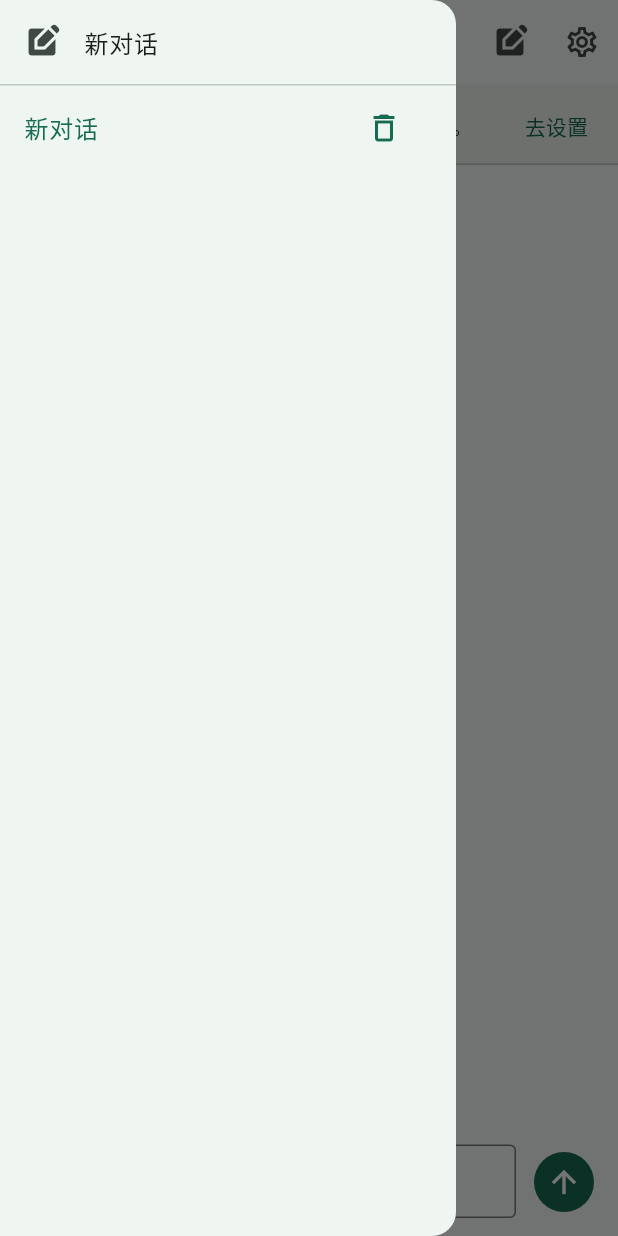
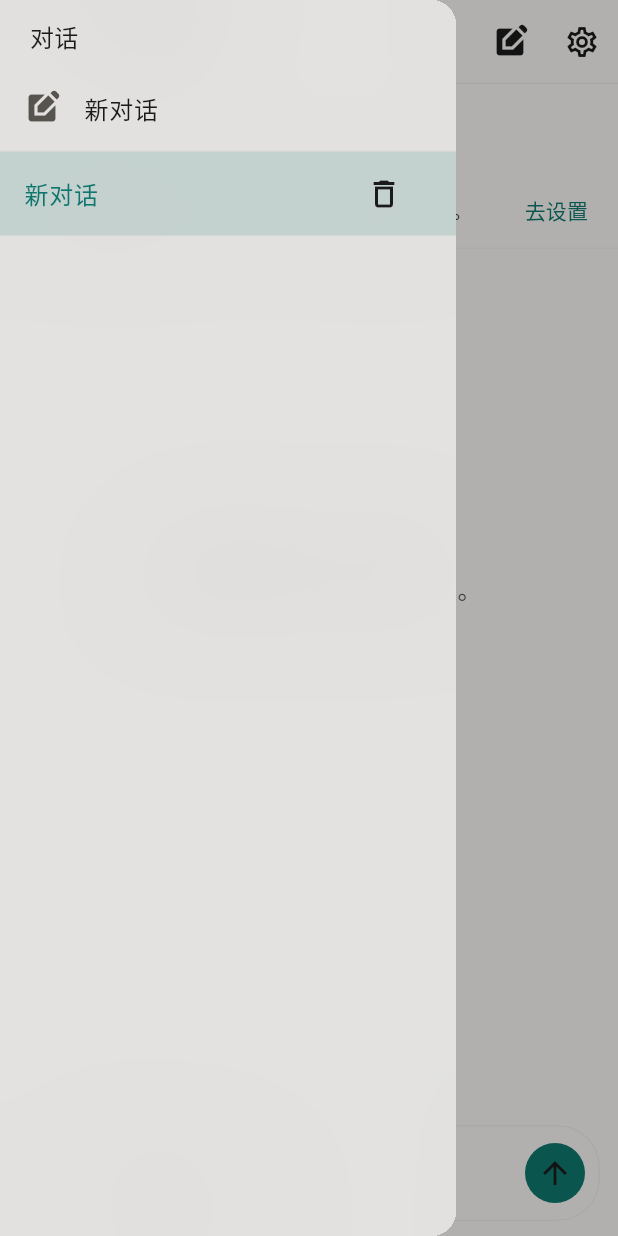
Before and after one commit to cyclonevox/cursor-chat, a Flutter app: the screen it shows after launch, with the side drawer open, on a phone screen of 412 x 824 dp. Run offline on Flutter 3.47's test engine with Material 3 defaults, Android fonts, the phone set to English and light mode, and no system bars; our stand-ins replace flutter_html, image_cropper, image_picker, shared_preferences, wakelock_plus; missing offline and left inert: file_selector, flutter_math_fork, gpt_markdown.

Commit message:
Restyle the client with Material 3 chrome and niri-like frost.
Keep Android layout conventions, but let the app bar, composer, and drawer blur the chat on every platform.

Co-authored-by: Cursor <cursoragent@cursor.com>

```diff
--- a/lib/main.dart
+++ b/lib/main.dart
@@ -11,11 +11,14 @@ import 'package:path_provider/path_provider.dart';
 
 import 'models/models.dart';
 import 'store.dart';
+import 'theme.dart';
 import 'widgets/answer_body.dart';
+import 'widgets/frosted.dart';
 
 Future<void> main() async {
   WidgetsFlutterBinding.ensureInitialized();
   SemanticsBinding.instance.ensureSemantics();
+  await SystemChrome.setEnabledSystemUIMode(SystemUiMode.edgeToEdge);
   final store = ChatStore();
   await store.load();
   runApp(ChatApp(store: store));
@@ -52,21 +55,11 @@ class _ChatAppState extends State<ChatApp> with WidgetsBindingObserver {
 
   @override
   Widget build(BuildContext context) {
-    const seed = Color(0xFF10A37F);
     return MaterialApp(
       title: 'Cursor Chat',
       debugShowCheckedModeBanner: false,
-      theme: ThemeData(
-        colorScheme: ColorScheme.fromSeed(seedColor: seed),
-        useMaterial3: true,
-      ),
-      darkTheme: ThemeData(
-        colorScheme: ColorScheme.fromSeed(
-          seedColor: seed,
-          brightness: Brightness.dark,
-        ),
-        useMaterial3: true,
-      ),
+      theme: appTheme(Brightness.light),
+      darkTheme: appTheme(Brightness.dark),
       home: ChatHome(store: widget.store),
     );
   }
@@ -83,9 +76,15 @@ class ChatHome extends StatelessWidget {
       listenable: store,
       builder: (context, _) {
         final conv = store.active;
-        return Scaffold(
+        final scheme = Theme.of(context).colorScheme;
+        return AnnotatedRegion<SystemUiOverlayStyle>(
+          value: overlayFor(Theme.of(context).brightness),
+          child: Scaffold(
+            extendBody: true,
+            extendBodyBehindAppBar: true,
             drawer: ConversationDrawer(store: store),
             appBar: AppBar(
+              flexibleSpace: const FrostedBar(),
               title: Column(
                 crossAxisAlignment: CrossAxisAlignment.start,
                 children: [
@@ -95,7 +94,9 @@ class ChatHome extends StatelessWidget {
                       store.modelSummary,
                       maxLines: 1,
                       overflow: TextOverflow.ellipsis,
-                    style: Theme.of(context).textTheme.labelSmall,
+                      style: Theme.of(context).textTheme.labelSmall?.copyWith(
+                        color: scheme.onSurfaceVariant,
+                      ),
                     ),
                 ],
               ),
@@ -118,17 +119,42 @@ class ChatHome extends StatelessWidget {
                 ),
               ],
             ),
-          body: Column(
+            body: Stack(
+              children: [
+                _MessageList(store: store),
+                if (store.apiKey.trim().isEmpty || store.visibleError != null)
+                  Align(
+                    alignment: Alignment.topCenter,
+                    child: SafeArea(
+                      bottom: false,
+                      child: Padding(
+                        padding: const EdgeInsets.only(top: kToolbarHeight),
+                        child: Column(
+                        mainAxisSize: MainAxisSize.min,
                         children: [
                           if (store.apiKey.trim().isEmpty)
-                MaterialBanner(
-                  content: const Text('先在设置里填入 Cursor API Key，才能发消息。'),
+                            FrostedSurface(
+                              sigma: 24,
+                              tint: scheme.surface.withValues(alpha: 0.7),
+                              border: Border(
+                                bottom: BorderSide(
+                                  color: scheme.outline.withValues(alpha: 0.25),
+                                ),
+                              ),
+                              child: MaterialBanner(
+                                backgroundColor: Colors.transparent,
+                                surfaceTintColor: Colors.transparent,
+                                dividerColor: Colors.transparent,
+                                content: const Text(
+                                  '先在设置里填入 Cursor API Key，才能发消息。',
+                                ),
                                 actions: [
                                   TextButton(
                                     onPressed: () {
                                       Navigator.of(context).push(
                                         MaterialPageRoute<void>(
-                            builder: (_) => SettingsPage(store: store),
+                                          builder: (_) =>
+                                              SettingsPage(store: store),
                                         ),
                                       );
                                     },
@@ -136,27 +162,35 @@ class ChatHome extends StatelessWidget {
                                   ),
                                 ],
                               ),
+                            ),
                           if (store.visibleError != null)
-                Material(
-                  color: Theme.of(context).colorScheme.errorContainer,
+                            FrostedSurface(
+                              sigma: 24,
+                              tint: scheme.errorContainer.withValues(
+                                alpha: 0.72,
+                              ),
                               child: Padding(
-                    padding: const EdgeInsets.all(12),
+                                padding: const EdgeInsets.fromLTRB(
+                                  16,
+                                  8,
+                                  4,
+                                  8,
+                                ),
                                 child: Row(
                                   children: [
                                     Expanded(
                                       child: Text(
                                         store.visibleError!,
                                         style: TextStyle(
-                              color: Theme.of(
-                                context,
-                              ).colorScheme.onErrorContainer,
+                                          color: scheme.onErrorContainer,
                                         ),
                                       ),
                                     ),
                                     if (store.canRetryLast)
                                       TextButton(
                                         key: const Key('retry-error-banner'),
-                            onPressed: () => unawaited(store.retryLast()),
+                                        onPressed: () =>
+                                            unawaited(store.retryLast()),
                                         child: const Text('重发'),
                                       ),
                                     IconButton(
@@ -167,9 +201,17 @@ class ChatHome extends StatelessWidget {
                                 ),
                               ),
                             ),
-              Expanded(child: _MessageList(store: store)),
-              Composer(store: store),
                         ],
+                        ),
+                      ),
+                    ),
+                  ),
+                Align(
+                  alignment: Alignment.bottomCenter,
+                  child: Composer(store: store),
+                ),
+              ],
+            ),
           ),
         );
       },
@@ -184,11 +226,26 @@ class ConversationDrawer extends StatelessWidget {
 
   @override
   Widget build(BuildContext context) {
+    final scheme = Theme.of(context).colorScheme;
     return Drawer(
+      child: FrostedSurface(
+        sigma: 36,
+        tint: scheme.surface.withValues(
+          alpha: Theme.of(context).brightness == Brightness.dark ? 0.58 : 0.72,
+        ),
+        child: Material(
+          type: MaterialType.transparency,
           child: SafeArea(
           child: Column(
             crossAxisAlignment: CrossAxisAlignment.stretch,
             children: [
+              Padding(
+                padding: const EdgeInsets.fromLTRB(20, 12, 12, 8),
+                child: Text(
+                  '对话',
+                  style: Theme.of(context).textTheme.titleMedium,
+                ),
+              ),
               ListTile(
                 leading: const Icon(Icons.edit_square),
                 title: const Text('新对话'),
@@ -197,7 +254,7 @@ class ConversationDrawer extends StatelessWidget {
                   Navigator.pop(context);
                 },
               ),
-            const Divider(height: 1),
+              Divider(height: 1, color: scheme.outline.withValues(alpha: 0.3)),
               Expanded(
                 child: ListView.builder(
                   itemCount: store.conversations.length,
@@ -206,12 +263,15 @@ class ConversationDrawer extends StatelessWidget {
                     final selected = c.id == store.active?.id;
                     return ListTile(
                       selected: selected,
+                      selectedTileColor: scheme.primary.withValues(alpha: 0.14),
                       title: Text(
                         c.title,
                         maxLines: 1,
                         overflow: TextOverflow.ellipsis,
                       ),
-                    subtitle: store.isSending(c.id) ? const Text('回复中…') : null,
+                      subtitle: store.isSending(c.id)
+                          ? const Text('回复中…')
+                          : null,
                       onTap: () {
                         store.selectChat(c.id);
                         Navigator.pop(context);
@@ -225,6 +285,8 @@ class ConversationDrawer extends StatelessWidget {
                 ),
               ),
             ],
+          ),
+          ),
         ),
       ),
     );
@@ -241,19 +303,24 @@ class _MessageList extends StatelessWidget {
     final conv = store.active;
     final messages = conv?.messages ?? const <ChatMessage>[];
     if (messages.isEmpty) {
-      return const Center(
+      return Center(
         child: Padding(
-          padding: EdgeInsets.all(32),
+          padding: const EdgeInsets.fromLTRB(32, 96, 32, 160),
           child: Text(
             '有问题就问，也可以拍照。\n拍题、日常问答、工作上都行。',
             textAlign: TextAlign.center,
+            style: Theme.of(context).textTheme.bodyLarge?.copyWith(
+              color: Theme.of(context).colorScheme.onSurfaceVariant,
+              height: 1.5,
+            ),
           ),
         ),
       );
     }
+    final topPad = MediaQuery.paddingOf(context).top + kToolbarHeight + 12;
     return SelectionArea(
       child: ListView.builder(
-        padding: const EdgeInsets.symmetric(horizontal: 16, vertical: 12),
+        padding: EdgeInsets.fromLTRB(16, topPad, 16, 132),
         itemCount: messages.length,
         itemBuilder: (context, i) => _Bubble(
           key: ValueKey(messages[i].id),
@@ -295,20 +362,29 @@ class _Bubble extends StatelessWidget {
   Widget build(BuildContext context) {
     final isUser = message.role == 'user';
     final scheme = Theme.of(context).colorScheme;
+    final radius = BorderRadius.only(
+      topLeft: const Radius.circular(18),
+      topRight: const Radius.circular(18),
+      bottomLeft: Radius.circular(isUser ? 18 : 4),
+      bottomRight: Radius.circular(isUser ? 4 : 18),
+    );
     return Align(
       alignment: isUser ? Alignment.centerRight : Alignment.centerLeft,
       child: ConstrainedBox(
         constraints: BoxConstraints(
-          maxWidth: MediaQuery.sizeOf(context).width * 0.86,
+          maxWidth: MediaQuery.sizeOf(context).width * (isUser ? 0.82 : 0.92),
         ),
         child: Padding(
-          padding: const EdgeInsets.symmetric(vertical: 6),
+          padding: const EdgeInsets.symmetric(vertical: 5),
           child: DecoratedBox(
             decoration: BoxDecoration(
               color: isUser
-                  ? scheme.primaryContainer
-                  : scheme.surfaceContainerHighest,
-              borderRadius: BorderRadius.circular(16),
+                  ? scheme.primaryContainer.withValues(alpha: 0.88)
+                  : scheme.surfaceContainerHigh.withValues(alpha: 0.72),
+              borderRadius: radius,
+              border: Border.all(
+                color: scheme.outline.withValues(alpha: isUser ? 0.12 : 0.22),
+              ),
             ),
             child: Padding(
               padding: const EdgeInsets.all(12),
@@ -536,8 +612,9 @@ class _ComposerState extends State<Composer> {
         uiSettings: [
           AndroidUiSettings(
             toolbarTitle: '裁切',
-            toolbarColor: const Color(0xFF10A37F),
+            toolbarColor: const Color(0xFF121212),
             toolbarWidgetColor: Colors.white,
+            activeControlsWidgetColor: const Color(0xFF5EEAD4),
             lockAspectRatio: false,
             initAspectRatio: CropAspectRatioPreset.original,
             statusBarLight: false,
@@ -587,10 +664,19 @@ class _ComposerState extends State<Composer> {
   @override
   Widget build(BuildContext context) {
     final busy = widget.store.sending;
+    final scheme = Theme.of(context).colorScheme;
+    final dark = Theme.of(context).brightness == Brightness.dark;
     return SafeArea(
       top: false,
       child: Padding(
-        padding: const EdgeInsets.fromLTRB(12, 4, 12, 12),
+        padding: const EdgeInsets.fromLTRB(12, 4, 12, 10),
+        child: FrostedSurface(
+          sigma: 34,
+          tint: scheme.surface.withValues(alpha: dark ? 0.48 : 0.66),
+          borderRadius: BorderRadius.circular(28),
+          border: Border.all(color: scheme.outline.withValues(alpha: 0.32)),
+          child: Padding(
+            padding: const EdgeInsets.fromLTRB(6, 8, 6, 8),
             child: Column(
               mainAxisSize: MainAxisSize.min,
               children: [
@@ -598,6 +684,7 @@ class _ComposerState extends State<Composer> {
                   SizedBox(
                     height: 72,
                     child: ListView.separated(
+                      padding: const EdgeInsets.fromLTRB(8, 0, 8, 8),
                       scrollDirection: Axis.horizontal,
                       itemCount: _images.length,
                       separatorBuilder: (_, _) => const SizedBox(width: 8),
@@ -609,7 +696,7 @@ class _ComposerState extends State<Composer> {
                               GestureDetector(
                                 onTap: busy ? null : () => _recropAt(i),
                                 child: ClipRRect(
-                              borderRadius: BorderRadius.circular(8),
+                                  borderRadius: BorderRadius.circular(12),
                                   child: Image.file(
                                     File(img.path!),
                                     width: 72,
@@ -649,7 +736,7 @@ class _ComposerState extends State<Composer> {
                                 _addFromPicker(ImageSource.gallery);
                               }
                             },
-                  icon: const Icon(Icons.image_outlined),
+                      icon: const Icon(Icons.add),
                     ),
                     if (!Platform.isLinux)
                       IconButton(
@@ -669,30 +756,42 @@ class _ComposerState extends State<Composer> {
                         enabled: !busy,
                         decoration: const InputDecoration(
                           hintText: '问点什么…',
-                      border: OutlineInputBorder(),
+                          border: InputBorder.none,
+                          enabledBorder: InputBorder.none,
+                          focusedBorder: InputBorder.none,
+                          filled: false,
                           isDense: true,
+                          contentPadding: EdgeInsets.symmetric(
+                            horizontal: 4,
+                            vertical: 10,
+                          ),
                         ),
                         onSubmitted: (_) {
                           if (!busy) _send();
                         },
                       ),
                     ),
-                const SizedBox(width: 8),
+                    const SizedBox(width: 4),
                     IconButton.filled(
                       key: const Key('composer-send'),
                       tooltip: '发送',
                       onPressed: busy ? null : _send,
                       icon: busy
-                      ? const SizedBox(
+                          ? SizedBox(
                               width: 18,
                               height: 18,
-                          child: CircularProgressIndicator(strokeWidth: 2),
+                              child: CircularProgressIndicator(
+                                strokeWidth: 2,
+                                color: scheme.onPrimary,
+                              ),
                             )
                           : const Icon(Icons.arrow_upward),
                     ),
                   ],
                 ),
               ],
+            ),
+          ),
         ),
       ),
     );
@@ -726,9 +825,18 @@ class _SettingsPageState extends State<SettingsPage> {
   @override
   Widget build(BuildContext context) {
     return Scaffold(
-      appBar: AppBar(title: const Text('设置')),
+      extendBodyBehindAppBar: true,
+      appBar: AppBar(
+        flexibleSpace: const FrostedBar(),
+        title: const Text('设置'),
+      ),
       body: ListView(
-        padding: const EdgeInsets.all(16),
+        padding: EdgeInsets.fromLTRB(
+          16,
+          MediaQuery.paddingOf(context).top + kToolbarHeight + 16,
+          16,
+          32,
+        ),
         children: [
           const Text('Cursor API Key'),
           const SizedBox(height: 8),
--- /dev/null
+++ b/lib/theme.dart
@@ -0,0 +1,105 @@
+import 'package:flutter/material.dart';
+import 'package:flutter/services.dart';
+
+/// Cursor-adjacent palette on Material 3: charcoal surfaces, mint accent.
+/// Not an iOS clone — Android gets left-aligned app bars, ink sparkle, and
+/// message bubbles with a short Android-style tail.
+const _mint = Color(0xFF5EEAD4);
+
+ThemeData appTheme(Brightness brightness) {
+  final dark = brightness == Brightness.dark;
+  final scheme = ColorScheme.fromSeed(
+    seedColor: _mint,
+    brightness: brightness,
+    surface: dark ? const Color(0xFF121212) : const Color(0xFFF6F5F3),
+  ).copyWith(
+    surface: dark ? const Color(0xFF121212) : const Color(0xFFF6F5F3),
+    onSurface: dark ? const Color(0xFFEDEDEC) : const Color(0xFF1A1A1A),
+    onSurfaceVariant: dark ? const Color(0xFFA8A29E) : const Color(0xFF57534E),
+    outline: dark ? const Color(0xFF3F3F46) : const Color(0xFFD6D3D1),
+    primary: dark ? _mint : const Color(0xFF0F766E),
+    onPrimary: dark ? const Color(0xFF042F2E) : Colors.white,
+  );
+
+  final base = ThemeData(
+    useMaterial3: true,
+    brightness: brightness,
+    colorScheme: scheme,
+    splashFactory: InkSparkle.splashFactory,
+    scaffoldBackgroundColor: scheme.surface,
+    canvasColor: scheme.surface,
+    dividerColor: scheme.outline.withValues(alpha: 0.35),
+  );
+
+  return base.copyWith(
+    appBarTheme: AppBarTheme(
+      backgroundColor: Colors.transparent,
+      foregroundColor: scheme.onSurface,
+      surfaceTintColor: Colors.transparent,
+      elevation: 0,
+      scrolledUnderElevation: 0,
+      centerTitle: false,
+      systemOverlayStyle: dark
+          ? SystemUiOverlayStyle.light.copyWith(
+              statusBarColor: Colors.transparent,
+              systemNavigationBarColor: Colors.transparent,
+              systemNavigationBarContrastEnforced: false,
+            )
+          : SystemUiOverlayStyle.dark.copyWith(
+              statusBarColor: Colors.transparent,
+              systemNavigationBarColor: Colors.transparent,
+              systemNavigationBarContrastEnforced: false,
+            ),
+    ),
+    drawerTheme: DrawerThemeData(
+      backgroundColor: Colors.transparent,
+      surfaceTintColor: Colors.transparent,
+      scrimColor: Colors.black.withValues(alpha: dark ? 0.45 : 0.28),
+      elevation: 0,
+    ),
+    snackBarTheme: SnackBarThemeData(
+      behavior: SnackBarBehavior.floating,
+      backgroundColor: scheme.inverseSurface,
+      contentTextStyle: TextStyle(color: scheme.onInverseSurface),
+    ),
+    inputDecorationTheme: InputDecorationTheme(
+      filled: true,
+      fillColor: scheme.surfaceContainerHighest.withValues(alpha: 0.35),
+      border: OutlineInputBorder(
+        borderRadius: BorderRadius.circular(14),
+        borderSide: BorderSide(color: scheme.outline.withValues(alpha: 0.4)),
+      ),
+      enabledBorder: OutlineInputBorder(
+        borderRadius: BorderRadius.circular(14),
+        borderSide: BorderSide(color: scheme.outline.withValues(alpha: 0.35)),
+      ),
+      focusedBorder: OutlineInputBorder(
+        borderRadius: BorderRadius.circular(14),
+        borderSide: BorderSide(color: scheme.primary.withValues(alpha: 0.8)),
+      ),
+    ),
+    filledButtonTheme: FilledButtonThemeData(
+      style: FilledButton.styleFrom(
+        shape: RoundedRectangleBorder(borderRadius: BorderRadius.circular(14)),
+        padding: const EdgeInsets.symmetric(horizontal: 20, vertical: 14),
+      ),
+    ),
+    iconButtonTheme: IconButtonThemeData(
+      style: IconButton.styleFrom(foregroundColor: scheme.onSurface),
+    ),
+  );
+}
+
+SystemUiOverlayStyle overlayFor(Brightness brightness) {
+  final lightIcons = brightness == Brightness.dark;
+  return SystemUiOverlayStyle(
+    statusBarColor: Colors.transparent,
+    statusBarIconBrightness: lightIcons ? Brightness.light : Brightness.dark,
+    statusBarBrightness: lightIcons ? Brightness.dark : Brightness.light,
+    systemNavigationBarColor: Colors.transparent,
+    systemNavigationBarIconBrightness: lightIcons
+        ? Brightness.light
+        : Brightness.dark,
+    systemNavigationBarContrastEnforced: false,
+  );
+}
--- /dev/null
+++ b/lib/widgets/frosted.dart
@@ -0,0 +1,65 @@
+import 'dart:ui';
+
+import 'package:flutter/material.dart';
+
+/// niri-like frosted chrome: blur whatever is painted behind, then a
+/// translucent tint. Used on Android and Linux so the bars match the
+/// compositor glass look.
+class FrostedSurface extends StatelessWidget {
+  const FrostedSurface({
+    super.key,
+    required this.child,
+    this.sigma = 40,
+    this.tint,
+    this.borderRadius,
+    this.border,
+  });
+
+  final Widget child;
+  final double sigma;
+  final Color? tint;
+  final BorderRadius? borderRadius;
+  final BoxBorder? border;
+
+  @override
+  Widget build(BuildContext context) {
+    final scheme = Theme.of(context).colorScheme;
+    final dark = Theme.of(context).brightness == Brightness.dark;
+    final color = tint ?? scheme.surface.withValues(alpha: dark ? 0.38 : 0.52);
+    final radius = borderRadius;
+    Widget panel = BackdropFilter(
+      filter: ImageFilter.blur(sigmaX: sigma, sigmaY: sigma),
+      child: DecoratedBox(
+        decoration: BoxDecoration(
+          color: color,
+          borderRadius: radius,
+          border: border,
+        ),
+        child: child,
+      ),
+    );
+    if (radius != null) {
+      panel = ClipRRect(borderRadius: radius, child: panel);
+    } else {
+      panel = ClipRect(child: panel);
+    }
+    return panel;
+  }
+}
+
+/// Full-bleed frost for an [AppBar.flexibleSpace], including the status bar.
+class FrostedBar extends StatelessWidget {
+  const FrostedBar({super.key});
+
+  @override
+  Widget build(BuildContext context) {
+    final scheme = Theme.of(context).colorScheme;
+    return FrostedSurface(
+      sigma: 44,
+      border: Border(
+        bottom: BorderSide(color: scheme.outline.withValues(alpha: 0.28)),
+      ),
+      child: const SizedBox.expand(),
+    );
+  }
+}
```
Lines whose indentation alone changed are shown as unchanged.
